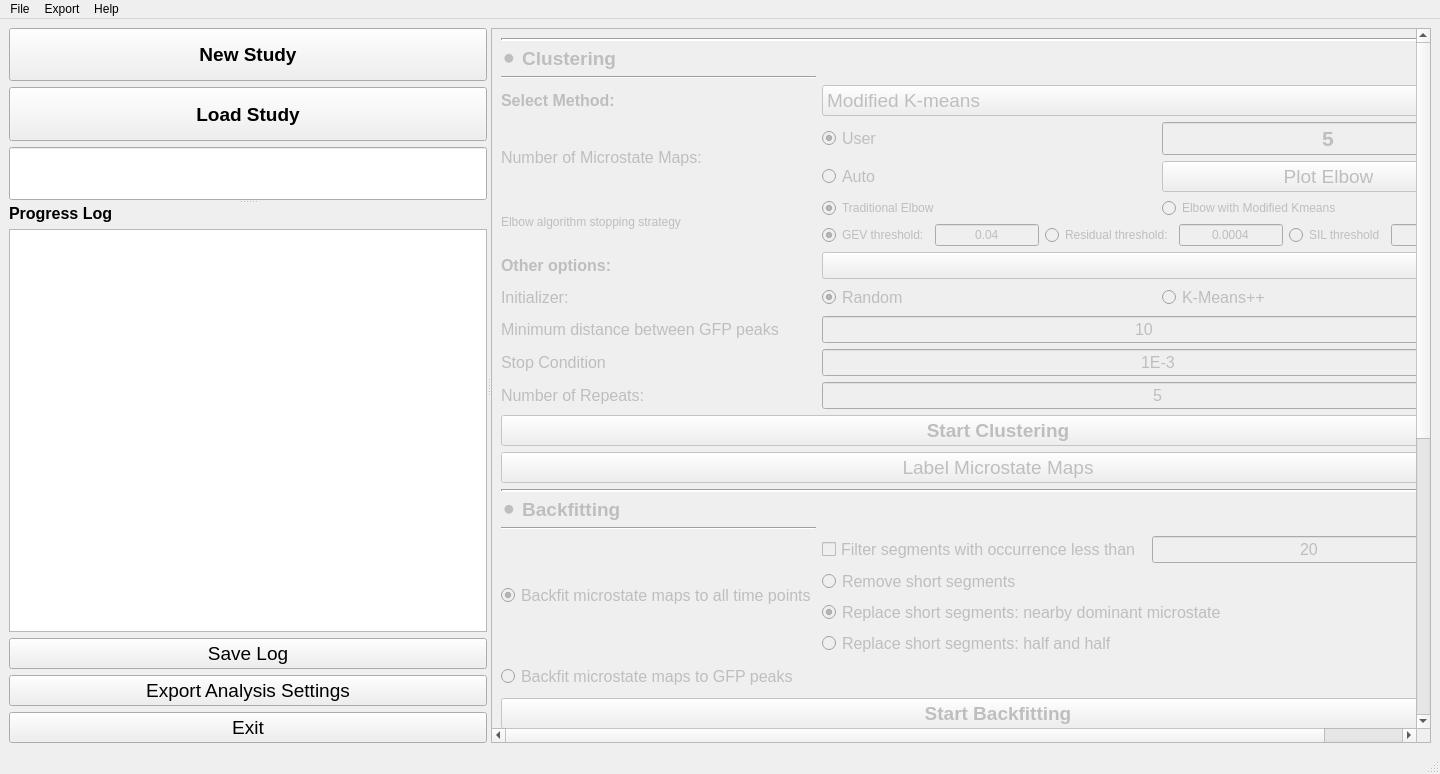
The window that src/main/resources/base/MainMicrostateWindow.ui (eeg-comet/eeg-comet) describes before a commit, drawn with Qt 5.
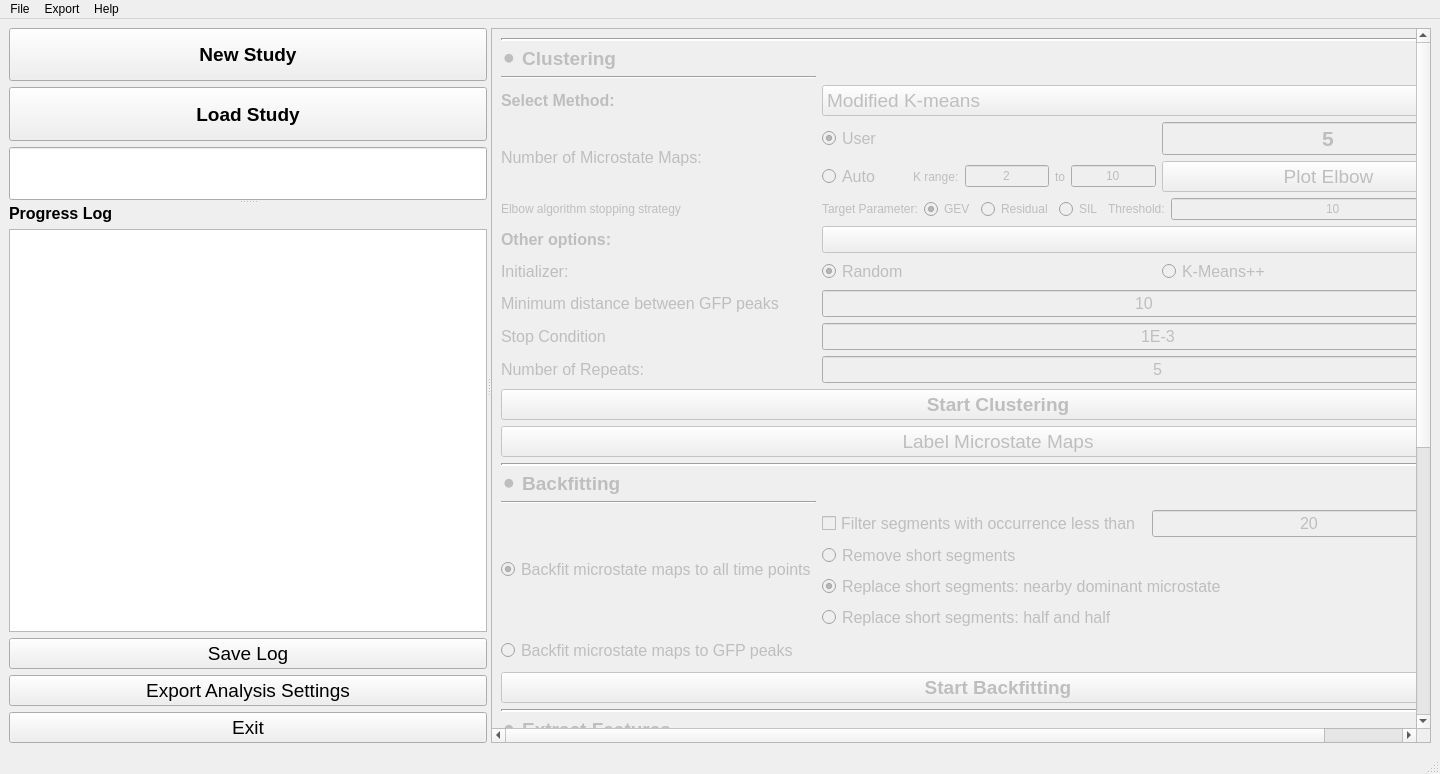
The same window after the commit.

Commit message:
update elbow function
update elbow function's GUI and methods

Diff of the .ui file:
```diff
--- a/src/main/resources/base/MainMicrostateWindow.ui
+++ b/src/main/resources/base/MainMicrostateWindow.ui
@@ -259,8 +259,8 @@
          <rect>
           <x>0</x>
           <y>0</y>
-          <width>960</width>
-          <height>1191</height>
+          <width>945</width>
+          <height>1167</height>
          </rect>
         </property>
         <layout class="QVBoxLayout" name="verticalLayout_5">
@@ -705,8 +705,8 @@
            </item>
            <item row="4" column="2">
             <layout class="QGridLayout" name="gridLayout_2">
-             <item row="3" column="0">
-              <widget class="QRadioButton" name="step2_auto_numberofmaps_radio">
+             <item row="0" column="1">
+              <widget class="QLineEdit" name="step2_user_numberofmaps_input">
                <property name="enabled">
                 <bool>false</bool>
                </property>
@@ -718,15 +718,23 @@
                </property>
                <property name="font">
                 <font>
-                 <pointsize>12</pointsize>
+                 <pointsize>16</pointsize>
+                 <weight>75</weight>
+                 <bold>true</bold>
                 </font>
                </property>
+               <property name="inputMethodHints">
+                <set>Qt::ImhDigitsOnly</set>
+               </property>
                <property name="text">
-                <string>Auto</string>
+                <string>5</string>
                </property>
-               <attribute name="buttonGroup">
-                <string notr="true">buttonGroup_2</string>
-               </attribute>
+               <property name="maxLength">
+                <number>2</number>
+               </property>
+               <property name="alignment">
+                <set>Qt::AlignCenter</set>
+               </property>
               </widget>
              </item>
              <item row="0" column="0">
@@ -756,6 +764,104 @@
                </attribute>
               </widget>
              </item>
+             <item row="3" column="0">
+              <layout class="QHBoxLayout" name="horizontalLayout_3">
+               <item>
+                <widget class="QRadioButton" name="step2_auto_numberofmaps_radio">
+                 <property name="enabled">
+                  <bool>false</bool>
+                 </property>
+                 <property name="sizePolicy">
+                  <sizepolicy hsizetype="Minimum" vsizetype="Preferred">
+                   <horstretch>0</horstretch>
+                   <verstretch>0</verstretch>
+                  </sizepolicy>
+                 </property>
+                 <property name="font">
+                  <font>
+                   <pointsize>12</pointsize>
+                  </font>
+                 </property>
+                 <property name="text">
+                  <string>Auto</string>
+                 </property>
+                 <attribute name="buttonGroup">
+                  <string notr="true">buttonGroup_2</string>
+                 </attribute>
+                </widget>
+               </item>
+               <item>
+                <widget class="QLabel" name="step2_auto_range_label">
+                 <property name="enabled">
+                  <bool>false</bool>
+                 </property>
+                 <property name="sizePolicy">
+                  <sizepolicy hsizetype="Fixed" vsizetype="Preferred">
+                   <horstretch>0</horstretch>
+                   <verstretch>0</verstretch>
+                  </sizepolicy>
+                 </property>
+                 <property name="text">
+                  <string>K range:</string>
+                 </property>
+                </widget>
+               </item>
+               <item>
+                <widget class="QLineEdit" name="step2_auto_range_kmin_input">
+                 <property name="enabled">
+                  <bool>false</bool>
+                 </property>
+                 <property name="sizePolicy">
+                  <sizepolicy hsizetype="Ignored" vsizetype="Fixed">
+                   <horstretch>0</horstretch>
+                   <verstretch>0</verstretch>
+                  </sizepolicy>
+                 </property>
+                 <property name="text">
+                  <string>2</string>
+                 </property>
+                 <property name="alignment">
+                  <set>Qt::AlignCenter</set>
+                 </property>
+                </widget>
+               </item>
+               <item>
+                <widget class="QLabel" name="step2_auto_range_to_label">
+                 <property name="enabled">
+                  <bool>false</bool>
+                 </property>
+                 <property name="sizePolicy">
+                  <sizepolicy hsizetype="Fixed" vsizetype="Preferred">
+                   <horstretch>0</horstretch>
+                   <verstretch>0</verstretch>
+                  </sizepolicy>
+                 </property>
+                 <property name="text">
+                  <string>to</string>
+                 </property>
+                </widget>
+               </item>
+               <item>
+                <widget class="QLineEdit" name="step2_auto_range_kmax_input">
+                 <property name="enabled">
+                  <bool>false</bool>
+                 </property>
+                 <property name="sizePolicy">
+                  <sizepolicy hsizetype="Ignored" vsizetype="Fixed">
+                   <horstretch>0</horstretch>
+                   <verstretch>0</verstretch>
+                  </sizepolicy>
+                 </property>
+                 <property name="text">
+                  <string>10</string>
+                 </property>
+                 <property name="alignment">
+                  <set>Qt::AlignCenter</set>
+                 </property>
+                </widget>
+               </item>
+              </layout>
+             </item>
              <item row="3" column="1">
               <widget class="QPushButton" name="step2_numberofmaps_elbow_button">
                <property name="enabled">
@@ -782,38 +888,6 @@
                </property>
               </widget>
              </item>
-             <item row="0" column="1">
-              <widget class="QLineEdit" name="step2_user_numberofmaps_input">
-               <property name="enabled">
-                <bool>false</bool>
-               </property>
-               <property name="sizePolicy">
-                <sizepolicy hsizetype="Minimum" vsizetype="Preferred">
-                 <horstretch>0</horstretch>
-                 <verstretch>0</verstretch>
-                </sizepolicy>
-               </property>
-               <property name="font">
-                <font>
-                 <pointsize>16</pointsize>
-                 <weight>75</weight>
-                 <bold>true</bold>
-                </font>
-               </property>
-               <property name="inputMethodHints">
-                <set>Qt::ImhDigitsOnly</set>
-               </property>
-               <property name="text">
-                <string>5</string>
-               </property>
-               <property name="maxLength">
-                <number>2</number>
-               </property>
-               <property name="alignment">
-                <set>Qt::AlignCenter</set>
-               </property>
-              </widget>
-             </item>
             </layout>
            </item>
            <item row="24" column="1" rowspan="6" colspan="2">
@@ -1782,51 +1856,25 @@
            </item>
            <item row="7" column="2">
             <layout class="QVBoxLayout" name="verticalLayout_8">
-             <item>
-              <layout class="QHBoxLayout" name="horizontalLayout_8">
-               <item>
-                <widget class="QRadioButton" name="step2_stopping_traditional_radio">
-                 <property name="enabled">
-                  <bool>false</bool>
-                 </property>
-                 <property name="text">
-                  <string>Traditional Elbow</string>
-                 </property>
-                 <property name="checked">
-                  <bool>true</bool>
-                 </property>
-                 <property name="autoExclusive">
-                  <bool>true</bool>
-                 </property>
-                 <attribute name="buttonGroup">
-                  <string notr="true">buttonGroup_5</string>
-                 </attribute>
-                </widget>
-               </item>
-               <item>
-                <widget class="QRadioButton" name="step2_stopping_modified_radio">
-                 <property name="enabled">
-                  <bool>false</bool>
-                 </property>
-                 <property name="text">
-                  <string>Elbow with Modified Kmeans</string>
-                 </property>
-                 <attribute name="buttonGroup">
-                  <string notr="true">buttonGroup_5</string>
-                 </attribute>
-                </widget>
-               </item>
-              </layout>
-             </item>
              <item>
               <layout class="QHBoxLayout" name="horizontalLayout_7">
+               <item>
+                <widget class="QLabel" name="step2_stopping_head">
+                 <property name="enabled">
+                  <bool>false</bool>
+                 </property>
+                 <property name="text">
+                  <string>Target Parameter:</string>
+                 </property>
+                </widget>
+               </item>
                <item>
                 <widget class="QRadioButton" name="step2_stopping_gev_radio">
                  <property name="enabled">
                   <bool>false</bool>
                  </property>
                  <property name="text">
-                  <string>GEV threshold:</string>
+                  <string>GEV</string>
                  </property>
                  <property name="checked">
                   <bool>true</bool>
@@ -1836,52 +1884,26 @@
                  </attribute>
                 </widget>
                </item>
-               <item>
-                <widget class="QLineEdit" name="step2_stopping_gev_input">
-                 <property name="enabled">
-                  <bool>false</bool>
-                 </property>
-                 <property name="text">
-                  <string>0.04</string>
-                 </property>
-                 <property name="alignment">
-                  <set>Qt::AlignCenter</set>
-                 </property>
-                </widget>
-               </item>
                <item>
                 <widget class="QRadioButton" name="step2_stopping_residual_radio">
                  <property name="enabled">
                   <bool>false</bool>
                  </property>
                  <property name="text">
-                  <string>Residual threshold:</string>
+                  <string>Residual</string>
                  </property>
                  <attribute name="buttonGroup">
                   <string notr="true">buttonGroup_6</string>
                  </attribute>
                 </widget>
                </item>
-               <item>
-                <widget class="QLineEdit" name="step2_stopping_residual_input">
-                 <property name="enabled">
-                  <bool>false</bool>
-                 </property>
-                 <property name="text">
-                  <string>0.0004</string>
-                 </property>
-                 <property name="alignment">
-                  <set>Qt::AlignCenter</set>
-                 </property>
-                </widget>
-               </item>
                <item>
                 <widget class="QRadioButton" name="step2_stopping_sil_radio">
                  <property name="enabled">
                   <bool>false</bool>
                  </property>
                  <property name="text">
-                  <string>SIL threshold</string>
+                  <string>SIL</string>
                  </property>
                  <attribute name="buttonGroup">
                   <string notr="true">buttonGroup_6</string>
@@ -1889,12 +1911,22 @@
                 </widget>
                </item>
                <item>
-                <widget class="QLineEdit" name="step2_stopping_sil_input">
+                <widget class="QLabel" name="step2_stopping_threshold_label">
                  <property name="enabled">
                   <bool>false</bool>
                  </property>
                  <property name="text">
-                  <string>0.004</string>
+                  <string>Threshold:</string>
+                 </property>
+                </widget>
+               </item>
+               <item>
+                <widget class="QLineEdit" name="step2_stopping_threshold_input">
+                 <property name="enabled">
+                  <bool>false</bool>
+                 </property>
+                 <property name="text">
+                  <string>10</string>
                  </property>
                  <property name="alignment">
                   <set>Qt::AlignCenter</set>
```
Left out of the diff: 6 changed lines with no effect on the pictures. The commit also changes 5 other files.
